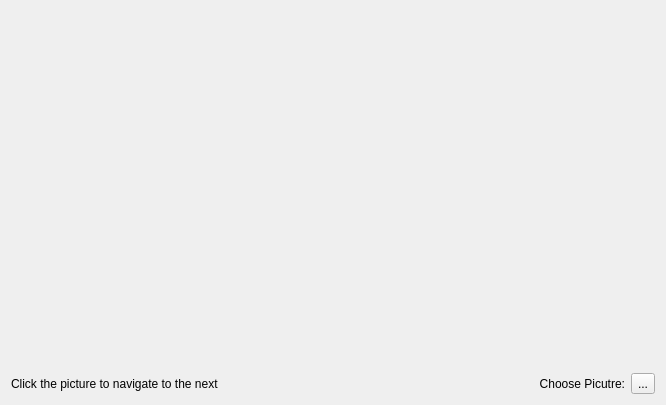
Qt form stillobject.ui (windsice/Facial-Recognition) before a commit.
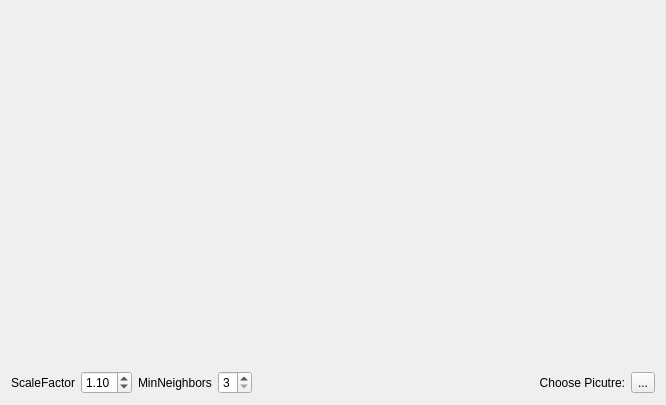
The same form after that commit.

What changed in the file:
```diff
--- a/stillobject.ui
+++ b/stillobject.ui
@@ -16,6 +16,15 @@
   <layout class="QVBoxLayout" name="verticalLayout" stretch="1,0">
    <item>
     <widget class="QLabel" name="label_StillObject">
+     <property name="sizePolicy">
+      <sizepolicy hsizetype="Ignored" vsizetype="Ignored">
+       <horstretch>0</horstretch>
+       <verstretch>0</verstretch>
+      </sizepolicy>
+     </property>
+     <property name="statusTip">
+      <string>Double click the picture to navigate to the next</string>
+     </property>
      <property name="text">
       <string/>
      </property>
@@ -29,7 +38,46 @@
      <item>
       <widget class="QLabel" name="label">
        <property name="text">
-        <string>Click the picture to navigate to the next</string>
+        <string>ScaleFactor</string>
+       </property>
+      </widget>
+     </item>
+     <item>
+      <widget class="QDoubleSpinBox" name="doubleSpinBox_ScaleFactor">
+       <property name="decimals">
+        <number>2</number>
+       </property>
+       <property name="minimum">
+        <double>1.010000000000000</double>
+       </property>
+       <property name="maximum">
+        <double>2.000000000000000</double>
+       </property>
+       <property name="singleStep">
+        <double>0.010000000000000</double>
+       </property>
+       <property name="value">
+        <double>1.100000000000000</double>
+       </property>
+      </widget>
+     </item>
+     <item>
+      <widget class="QLabel" name="label_4">
+       <property name="statusTip">
+        <string>Higher values less accuracy but more reliability</string>
+       </property>
+       <property name="text">
+        <string>MinNeighbors</string>
+       </property>
+      </widget>
+     </item>
+     <item>
+      <widget class="QSpinBox" name="spinBox_MinNeighbors">
+       <property name="minimum">
+        <number>3</number>
+       </property>
+       <property name="maximum">
+        <number>6</number>
        </property>
       </widget>
      </item>
@@ -46,6 +94,26 @@
        </property>
       </spacer>
      </item>
+     <item>
+      <widget class="QLabel" name="label_ObjectCount">
+       <property name="text">
+        <string/>
+       </property>
+      </widget>
+     </item>
+     <item>
+      <spacer name="horizontalSpacer_2">
+       <property name="orientation">
+        <enum>Qt::Horizontal</enum>
+       </property>
+       <property name="sizeHint" stdset="0">
+        <size>
+         <width>40</width>
+         <height>20</height>
+        </size>
+       </property>
+      </spacer>
+     </item>
      <item>
       <widget class="QLabel" name="label_2">
        <property name="text">
```
Left out of the diff: 10 changed lines with no effect on the pictures.
